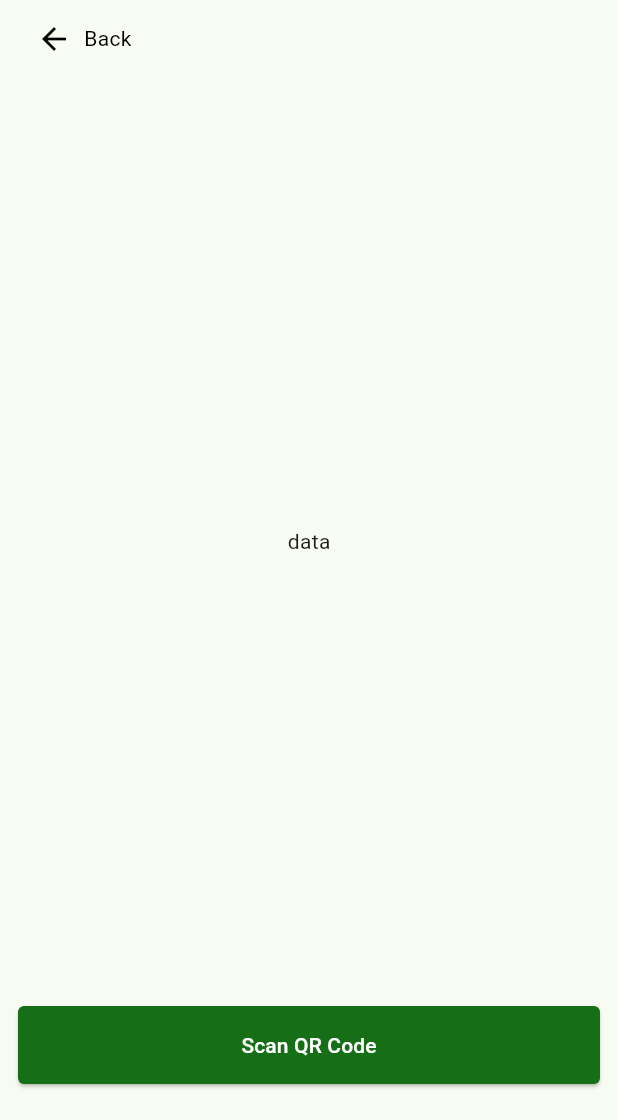
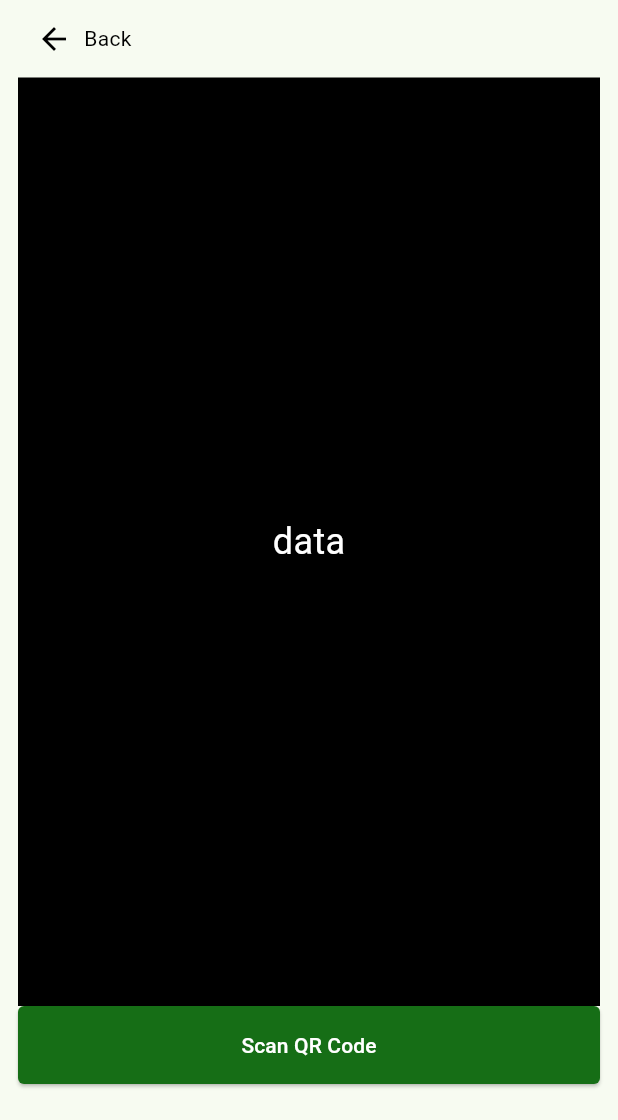
Before and after one commit to jamydevelop/Wilcon-Test-Flutter, a Flutter app: the ScanQRCodePage screen opened directly, on a phone screen of 412 x 824 dp, the part 116-1236 px from its top. Run offline on Flutter 3.47's test engine with Material 3 defaults, Android fonts, the phone set to English and light mode, and no system bars.

Commit message:
QR Code Screen Update

```diff
--- a/wilcon_mobile/lib/module/scan_qr_code/presentation/scanqrcode_page.dart
+++ b/wilcon_mobile/lib/module/scan_qr_code/presentation/scanqrcode_page.dart
@@ -16,19 +16,21 @@ class _ScanQRCodePageState extends State<ScanQRCodePage> {
   @override
   Widget build(BuildContext context) {
     return const Scaffold(
+      endDrawer: CustomSidebar(),
       body: SafeArea(
-        child: Scaffold(
-          endDrawer: CustomSidebar(),
-          body: Padding(
+        child: Padding(
           padding: EdgeInsets.symmetric(horizontal: 12.0),
           child: Column(
             mainAxisSize: MainAxisSize.max,
             children: [
               CustomizedAppBar(),
               BackToPrevScreen(),
-                QrCodeWidget(),
+              Expanded(
+                  child:
+                      QrCodeWidget()), // Ensures QrCodeWidget takes available space
               QrButton(),
-                SizedBox(height: 24)
+              SizedBox(height: 24),
+              // Uncomment and modify if needed
               // HeaderBar(
               //   text: 'Scan QR Code',
               //   isYellow: false,
@@ -37,11 +39,6 @@ class _ScanQRCodePageState extends State<ScanQRCodePage> {
           ),
         ),
       ),
-      ),
     );
   }
-
-  // Widget _scanQRCodePageBody() {
-  //   return const Text('This is Scan QR Code Page! :)');
-  // }
 }
--- a/wilcon_mobile/lib/module/scan_qr_code/widgets/qr_code_widget.dart
+++ b/wilcon_mobile/lib/module/scan_qr_code/widgets/qr_code_widget.dart
@@ -1,18 +1,20 @@
 import 'package:flutter/material.dart';
 
-class QrCodeWidget extends StatefulWidget {
+class QrCodeWidget extends StatelessWidget {
   const QrCodeWidget({super.key});
 
   @override
-  State<QrCodeWidget> createState() => _QrCodeWidgetState();
-}
-
-class _QrCodeWidgetState extends State<QrCodeWidget> {
-  @override
   Widget build(BuildContext context) {
-    return const Expanded(
-      child: Center(
-        child: Text('data'),
+    return Container(
+      color: Colors.black, // Set the background color to black
+      child: const Center(
+        child: Text(
+          'data',
+          style: TextStyle(
+            color: Colors.white, // Set text color to white for better contrast
+            fontSize: 24, // Set font size for better visibility
+          ),
+        ),
       ),
     );
   }
--- a/wilcon_mobile/pubspec.yaml
+++ b/wilcon_mobile/pubspec.yaml
@@ -35,8 +35,8 @@ dependencies:
   # The following adds the Cupertino Icons font to your application.
   # Use with the CupertinoIcons class for iOS style icons.
   cupertino_icons: ^1.0.6
-  qr_code_scanner: ^1.0.1
-  url_launcher: ^6.3.0
+  mobile_scanner: ^2.1.0
+
 
 dev_dependencies:
   flutter_test:
```
Also changed, not shown: wilcon_mobile/pubspec.lock, 5 other files. Lines whose indentation alone changed are shown as unchanged.
